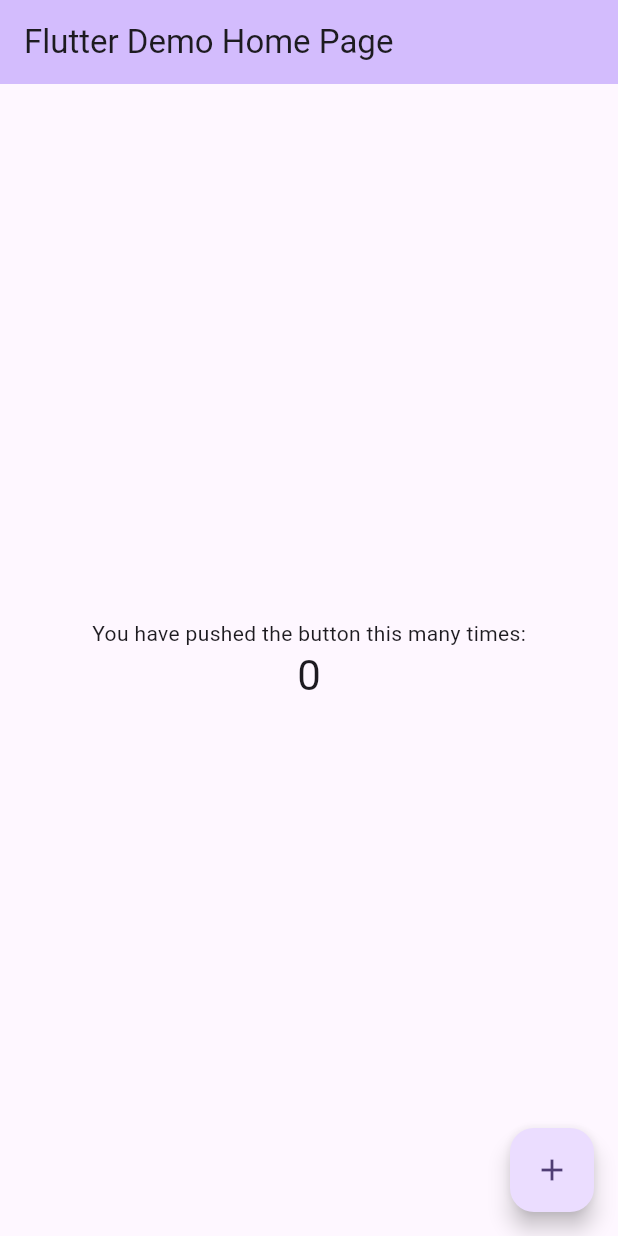
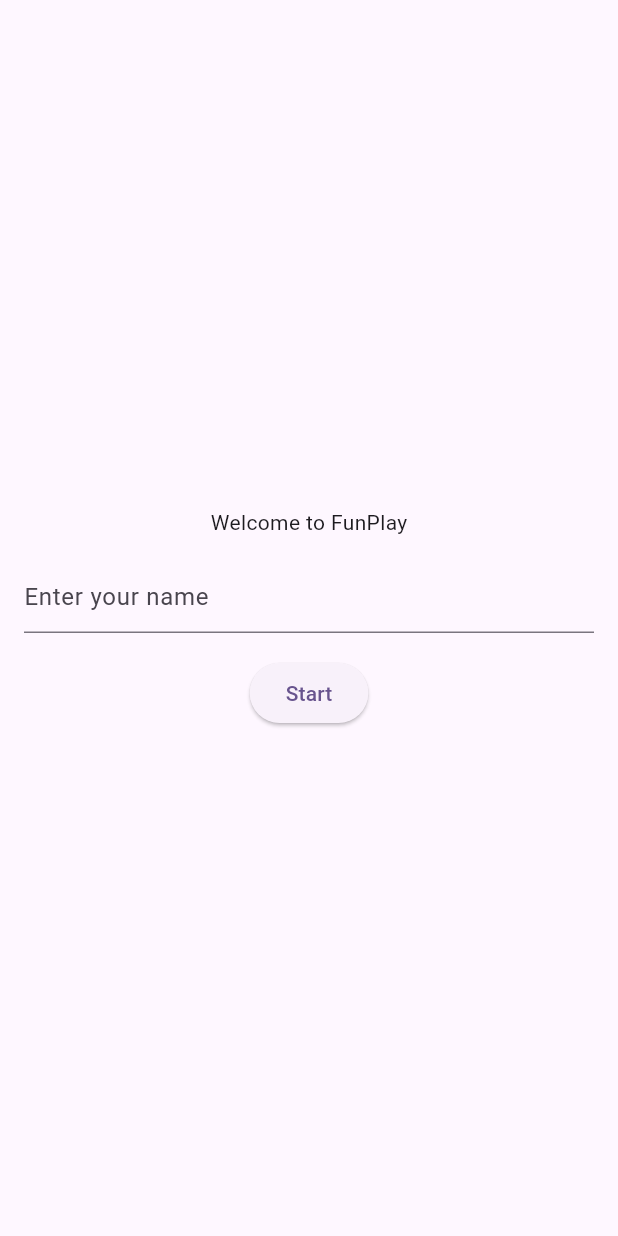
Before and after one commit to balajinithi1999/fun_play, a Flutter app: the screen it shows after launch, on a phone screen of 412 x 824 dp. Run offline on Flutter 3.47's test engine with Material 3 defaults, Android fonts, the phone set to English and light mode, and no system bars.

Commit message:
initial change

```diff
--- /dev/null
+++ b/lib/homepage/homepage_view.dart
@@ -0,0 +1,59 @@
+import 'package:flutter/material.dart';
+import 'package:fun_play/homepage/game_view.dart';
+
+class HomepageView extends StatefulWidget {
+  const HomepageView({super.key});
+
+  @override
+  State<HomepageView> createState() => _HomepageViewState();
+}
+
+class _HomepageViewState extends State<HomepageView> {
+  String name = '';
+  @override
+  Widget build(BuildContext context) {
+    return Scaffold(
+      body: SafeArea(
+          child: Center(
+        child: Padding(
+          padding: const EdgeInsets.symmetric(
+            horizontal: 16.0,
+          ),
+          child: Column(
+            mainAxisSize: MainAxisSize.min,
+            children: [
+              const Text(
+                "Welcome to FunPlay",
+              ),
+              const SizedBox(
+                height: 16,
+              ),
+              TextField(
+                onChanged: (value) {
+                  name = value;
+                },
+                decoration: InputDecoration(hintText: "Enter your name"),
+              ),
+              const SizedBox(
+                height: 16,
+              ),
+              ElevatedButton(
+                  onPressed: () {
+                    Navigator.of(context).push(MaterialPageRoute(
+                      builder: (context) {
+                        return GameView(
+                          name: name,
+                        );
+                      },
+                    ));
+                  },
+                  child: const Text(
+                    "Start",
+                  )),
+            ],
+          ),
+        ),
+      )),
+    );
+  }
+}
--- a/lib/main.dart
+++ b/lib/main.dart
@@ -1,4 +1,5 @@
 import 'package:flutter/material.dart';
+import 'package:fun_play/homepage/homepage_view.dart';
 
 void main() {
   runApp(const MyApp());
@@ -11,115 +12,12 @@
   @override
   Widget build(BuildContext context) {
     return MaterialApp(
-      title: 'Flutter Demo',
+      title: 'Fun Play',
       theme: ThemeData(
-        // This is the theme of your application.
-        //
-        // TRY THIS: Try running your application with "flutter run". You'll see
-        // the application has a purple toolbar. Then, without quitting the app,
-        // try changing the seedColor in the colorScheme below to Colors.green
-        // and then invoke "hot reload" (save your changes or press the "hot
-        // reload" button in a Flutter-supported IDE, or press "r" if you used
-        // the command line to start the app).
-        //
-        // Notice that the counter didn't reset back to zero; the application
-        // state is not lost during the reload. To reset the state, use hot
-        // restart instead.
-        //
-        // This works for code too, not just values: Most code changes can be
-        // tested with just a hot reload.
         colorScheme: ColorScheme.fromSeed(seedColor: Colors.deepPurple),
         useMaterial3: true,
       ),
-      home: const MyHomePage(title: 'Flutter Demo Home Page'),
+      home: const HomepageView(),
     );
   }
 }
-
-class MyHomePage extends StatefulWidget {
-  const MyHomePage({super.key, required this.title});
-
-  // This widget is the home page of your application. It is stateful, meaning
-  // that it has a State object (defined below) that contains fields that affect
-  // how it looks.
-
-  // This class is the configuration for the state. It holds the values (in this
-  // case the title) provided by the parent (in this case the App widget) and
-  // used by the build method of the State. Fields in a Widget subclass are
-  // always marked "final".
-
-  final String title;
-
-  @override
-  State<MyHomePage> createState() => _MyHomePageState();
-}
-
-class _MyHomePageState extends State<MyHomePage> {
-  int _counter = 0;
-
-  void _incrementCounter() {
-    setState(() {
-      // This call to setState tells the Flutter framework that something has
-      // changed in this State, which causes it to rerun the build method below
-      // so that the display can reflect the updated values. If we changed
-      // _counter without calling setState(), then the build method would not be
-      // called again, and so nothing would appear to happen.
-      _counter++;
-    });
-  }
-
-  @override
-  Widget build(BuildContext context) {
-    // This method is rerun every time setState is called, for instance as done
-    // by the _incrementCounter method above.
-    //
-    // The Flutter framework has been optimized to make rerunning build methods
-    // fast, so that you can just rebuild anything that needs updating rather
-    // than having to individually change instances of widgets.
-    return Scaffold(
-      appBar: AppBar(
-        // TRY THIS: Try changing the color here to a specific color (to
-        // Colors.amber, perhaps?) and trigger a hot reload to see the AppBar
-        // change color while the other colors stay the same.
-        backgroundColor: Theme.of(context).colorScheme.inversePrimary,
-        // Here we take the value from the MyHomePage object that was created by
-        // the App.build method, and use it to set our appbar title.
-        title: Text(widget.title),
-      ),
-      body: Center(
-        // Center is a layout widget. It takes a single child and positions it
-        // in the middle of the parent.
-        child: Column(
-          // Column is also a layout widget. It takes a list of children and
-          // arranges them vertically. By default, it sizes itself to fit its
-          // children horizontally, and tries to be as tall as its parent.
-          //
-          // Column has various properties to control how it sizes itself and
-          // how it positions its children. Here we use mainAxisAlignment to
-          // center the children vertically; the main axis here is the vertical
-          // axis because Columns are vertical (the cross axis would be
-          // horizontal).
-          //
-          // TRY THIS: Invoke "debug painting" (choose the "Toggle Debug Paint"
-          // action in the IDE, or press "p" in the console), to see the
-          // wireframe for each widget.
-          mainAxisAlignment: MainAxisAlignment.center,
-          children: <Widget>[
-            const Text(
-              'You have pushed the button this many times:',
-            ),
-            Text(
-              '$_counter',
-              style: Theme.of(context).textTheme.headlineMedium,
-            ),
-          ],
-        ),
-      ),
-      floatingActionButton: FloatingActionButton(
-        onPressed: _incrementCounter,
-        tooltip: 'Increment',
-        child: const Icon(Icons.add),
-      ), // This trailing comma makes auto-formatting nicer for build methods.
-    );
-  }
-}
```
Also changed, not shown: lib/homepage/data.dart (added, +145 -0 lines), lib/homepage/game_view.dart (added, +98 -0 lines), lib/homepage/result_view.dart (added, +57 -0 lines), pubspec.yaml (+3 -7 lines), assets/123.jpeg (added).
